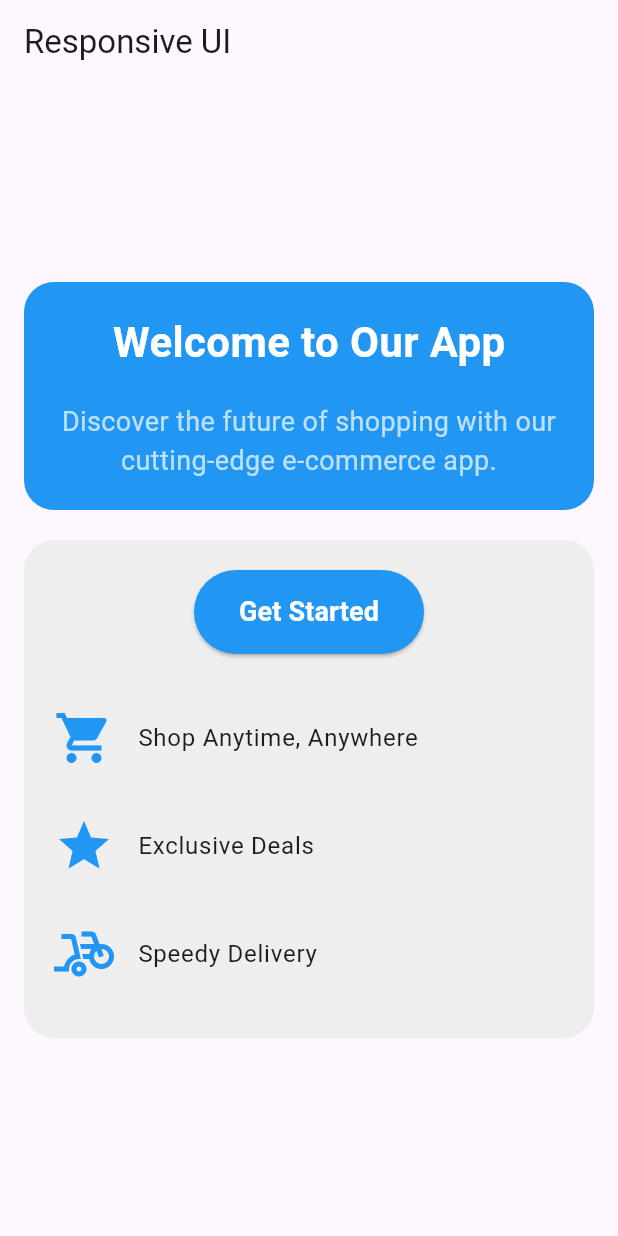
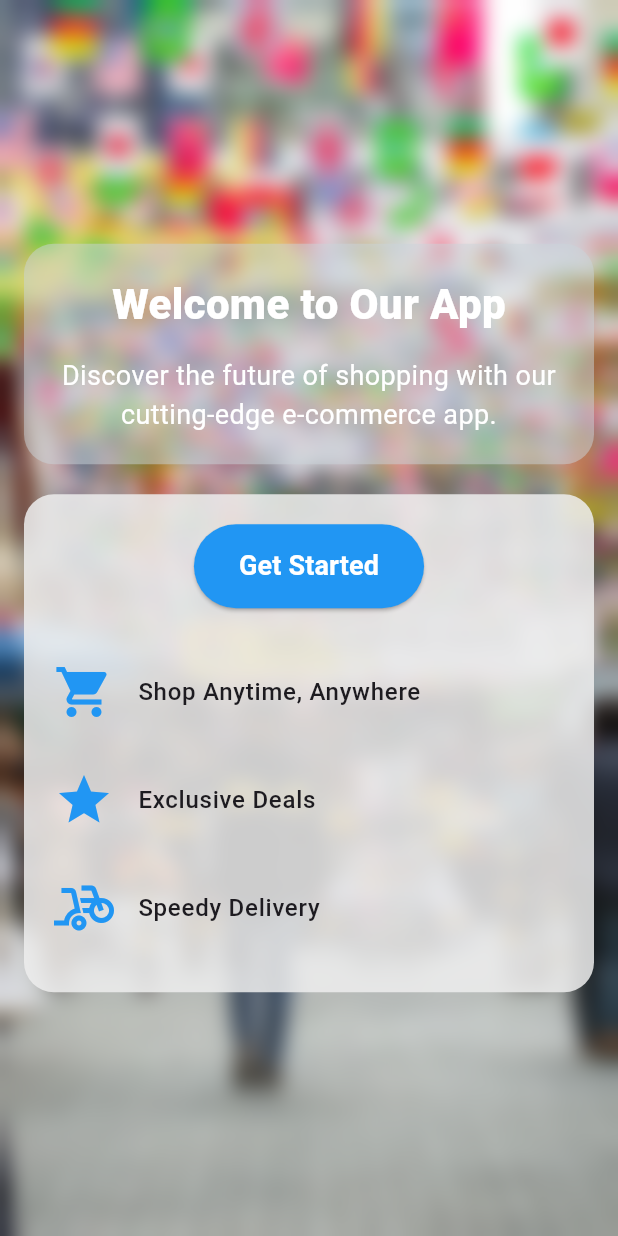
Before and after one commit to ashwindev58/shopping_bloc, a Flutter app: the screen it shows after launch, on a phone screen of 412 x 824 dp. Run offline on Flutter 3.47's test engine with Material 3 defaults, Android fonts, the phone set to English and light mode, and no system bars.

Commit message:
welcome page or landing page style design completed

```diff
--- a/lib/views/homeviews/homescreens.dart
+++ b/lib/views/homeviews/homescreens.dart
@@ -31,7 +31,7 @@ class MyHomePage extends StatelessWidget {
               height: 200,
               decoration: BoxDecoration(
                 image: DecorationImage(
-                  image: AssetImage('assets/hero_image.jpg'),
+                  image: AssetImage('images/market.jpg'),
                   fit: BoxFit.cover,
                 ),
               ),
--- a/lib/views/landing/landing.dart
+++ b/lib/views/landing/landing.dart
@@ -1,32 +1,26 @@
+import 'dart:ui';
+
 import 'package:flutter/material.dart';
 import 'package:shopping_bloc/views/homeviews/homescreens.dart';
 
-void main() {
-  runApp(MyApp());
-}
 
-class MyApp extends StatelessWidget {
-  @override
-  Widget build(BuildContext context) {
-    return MaterialApp(
-      title: 'Responsive UI Example',
-      theme: ThemeData(
-        primarySwatch: Colors.blue,
-        fontFamily: 'Roboto',
-      ),
-      home: ResponsiveUI(),
-    );
-  }
-}
 
 class ResponsiveUI extends StatelessWidget {
   @override
   Widget build(BuildContext context) {
     return Scaffold(
-      appBar: AppBar(
-        title: const Text('Responsive UI'),
+      body: Container(
+        height: double.infinity,
+        width: double.infinity,
+       decoration:const BoxDecoration(
+                image: DecorationImage(
+                  image: AssetImage('images/market.jpg'),
+                  fit: BoxFit.cover,
                 ),
-      body: LayoutBuilder(
+              ),
+        child: BackdropFilter(
+          filter:  ImageFilter.blur(sigmaX: 7.0, sigmaY: 7.0),
+          child: LayoutBuilder(
             builder: (context, constraints) {
               if (constraints.maxWidth > 600) {
                 return NarrowLayout();
@@ -34,6 +28,8 @@ class ResponsiveUI extends StatelessWidget {
                 return NarrowLayout();
               }
             },
+          ),
+        ),
       ),
     );
   }
@@ -138,7 +134,7 @@ class WideLayout extends StatelessWidget {
 class NarrowLayout extends StatelessWidget {
   @override
   Widget build(BuildContext context) {
-    return Padding(
+    return Container(
       padding: const EdgeInsets.all(16.0),
       child: Column(
         mainAxisAlignment: MainAxisAlignment.center,
@@ -147,10 +143,10 @@ class NarrowLayout extends StatelessWidget {
           Container(
             padding: const EdgeInsets.all(20),
             decoration: BoxDecoration(
-              color: Colors.blue,
+              color: const Color.fromARGB(218, 202, 212, 218).withOpacity(0.5),
               borderRadius: BorderRadius.circular(20),
             ),
-            child: const Column(
+            child:  const Column(
               mainAxisAlignment: MainAxisAlignment.center,
               crossAxisAlignment: CrossAxisAlignment.center,
               children: [
@@ -158,16 +154,17 @@ class NarrowLayout extends StatelessWidget {
                   'Welcome to Our App',
                   style: TextStyle(
                     fontSize: 28,
-                    fontWeight: FontWeight.bold,
+                    fontWeight: FontWeight.w900,
                     color: Colors.white,
                   ),
                 ),
-                SizedBox(height: 20),
+                SizedBox(height: 15),
                 Text(
                   'Discover the future of shopping with our cutting-edge e-commerce app.',
                   style: TextStyle(
                     fontSize: 18,
-                    color: Colors.white70,
+                    // fontWeight: FontWeight.w600,
+                    color: Colors.white,
                   ),
                   textAlign: TextAlign.center,
                 ),
@@ -176,9 +173,9 @@ class NarrowLayout extends StatelessWidget {
           ),
           const SizedBox(height: 20),
           Container(
-            padding: const EdgeInsets.all(20),
+            padding:  EdgeInsets.all(20),
             decoration: BoxDecoration(
-              color: Colors.grey[200],
+              color: Colors.grey.shade200.withOpacity(0.85),
               borderRadius: BorderRadius.circular(20),
             ),
             child: Column(
@@ -236,7 +233,7 @@ class FeatureTile extends StatelessWidget {
       leading: Icon(icon, size: 40, color: Colors.blue),
       title: Text(
         title,
-        style: const TextStyle(fontSize: 16),
+        style: const TextStyle(fontSize: 16,fontWeight: FontWeight.w500),
       ),
       contentPadding: const EdgeInsets.symmetric(vertical: 8),
     );
```
Lines whose indentation alone changed are shown as unchanged.
